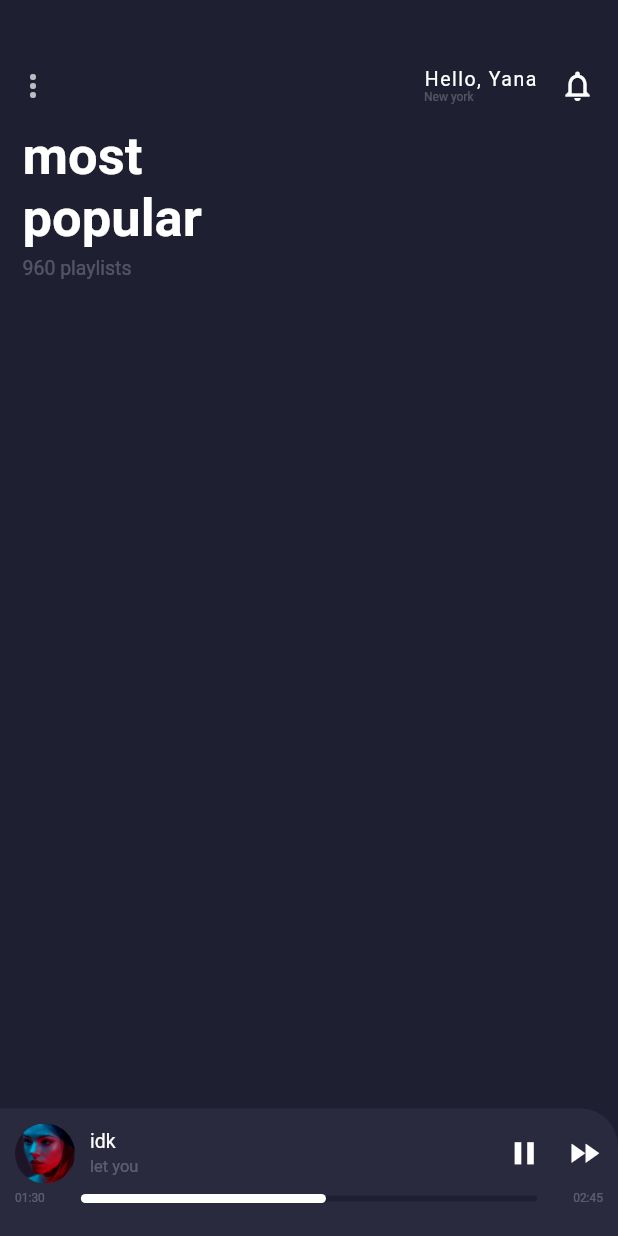
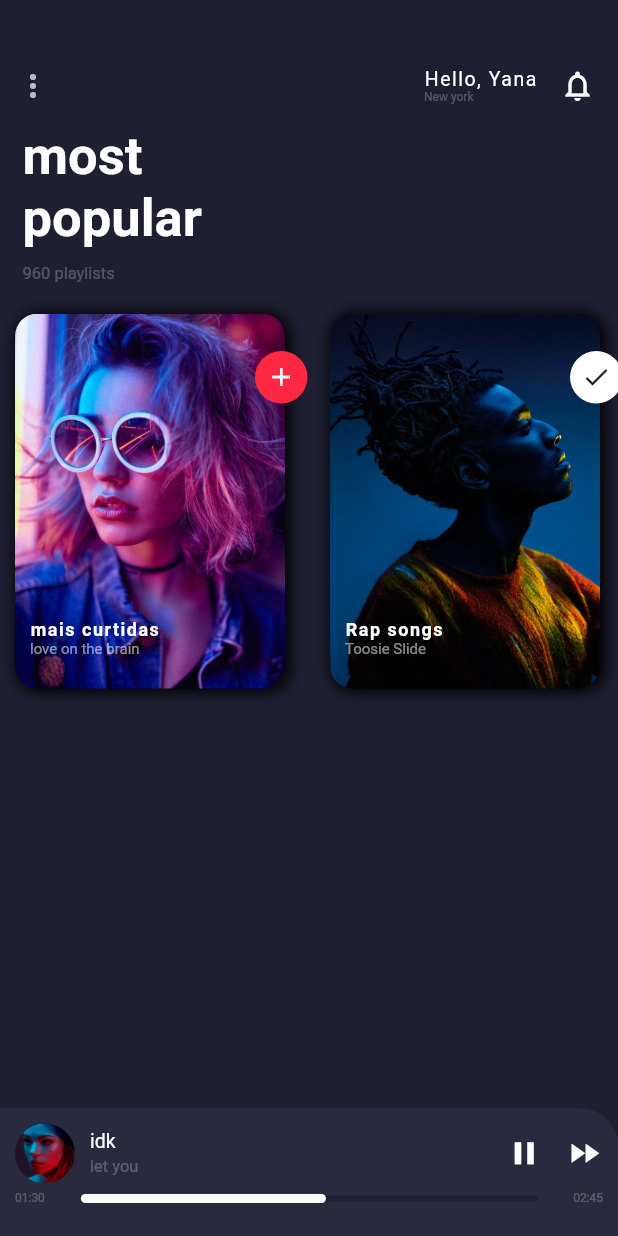
Before and after one commit to td-santos/Flutter_UI_Projects, a Flutter app: the screen it shows after launch, on a phone screen of 412 x 824 dp. Run offline on Flutter 3.47's test engine with Material 2 defaults, Android fonts, the phone set to English and light mode, and no system bars.

Commit message:
commit playlist
adicionado:
- model
- listaModel
- widget Listagem
- card playlist
- imagens

```diff
--- /dev/null
+++ b/music_app/lib/components/cardPlayList.dart
@@ -0,0 +1,107 @@
+import 'dart:ui';
+
+import 'package:flutter/material.dart';
+import 'package:music_app/model/PlayListModel.dart';
+
+class CardPlayList extends StatefulWidget {
+  final PlayListModel plm;
+
+  const CardPlayList({Key key, this.plm}) : super(key: key);
+
+  @override
+  _CardPlayListState createState() => _CardPlayListState();
+}
+
+class _CardPlayListState extends State<CardPlayList> {
+
+  bool added ;
+
+  @override
+  void initState() {
+    // TODO: implement initState
+    super.initState();
+    added = widget.plm.added;
+  }
+
+  @override
+  Widget build(BuildContext context) {
+
+    return Padding(
+      padding: EdgeInsets.only(left: 10,bottom: 10,top: 10),
+      child: Container(
+        //color: Colors.white,
+        //height: 100,
+        width: 200,
+        child: Stack(
+          children: <Widget>[
+            Container(
+              decoration: BoxDecoration(
+                  borderRadius: BorderRadius.circular(15),
+                  boxShadow: [
+                      BoxShadow(
+                        //color: Colors.pink.withAlpha(50),
+                        offset: Offset(2, 1),
+                        blurRadius: 8,
+                        spreadRadius: 1
+                      )
+                    ]
+                  ),
+              child: ClipRRect(
+                borderRadius: BorderRadius.circular(15),
+                child: Image.asset(
+                  widget.plm.urlImage,
+                  fit: BoxFit.cover,
+                  width: 180,
+                  height: 260,
+                ),
+              ),
+            ),
+
+            Positioned(
+              top: 25,
+              right: 5,
+              child: GestureDetector(
+                onTap: () {
+                  setState(() {
+                    added = !added;
+                  });
+                },
+                child: Container(
+                  height: 35,
+                  width: 35,
+                  decoration: BoxDecoration(
+                    color: added != true ? Color(0xffFF2842) : Colors.white,
+                    borderRadius: BorderRadius.circular(50),
+
+
+                  ),
+
+                  child: Center(
+                    child: Icon(added != true ?Icons.add : Icons.check,color:added != true ?Colors.white : Color(0xff1E1F31),size: 20,),
+                  ),
+                ),
+              )
+            ),
+            Positioned(
+                bottom: 20,
+                left: 10,
+                right: 0,
+                child: Column(
+                  crossAxisAlignment: CrossAxisAlignment.start,
+                  children: <Widget>[
+                    Text(
+                      widget.plm.playListName,
+                      style: TextStyle(color: Colors.white, fontSize: 12,fontWeight: FontWeight.bold, letterSpacing: 1),
+                    ),
+                    Text(
+                      widget.plm.songCapa,
+                      style: TextStyle(color: Colors.white54, fontSize: 10),
+                    )
+                  ],
+                ))
+          ],
+        ),
+      ),
+    );
+  }
+}
--- /dev/null
+++ b/music_app/lib/model/PlayListModel.dart
@@ -0,0 +1,53 @@
+class PlayListModel{
+
+  String playListName;
+  String songCapa;
+  String urlImage;
+  bool added;
+
+  PlayListModel(this.playListName,this.songCapa,this.urlImage,this.added);
+}
+
+var listaPlaylist =[
+
+  PlayListModel(
+    "mais curtidas",
+    "love on the brain",
+    "assets/capa_4.jpg",
+    false
+  ),
+
+
+  PlayListModel(
+    "Rap songs",
+    "Toosie Slide",
+    "assets/capa_6.jpg",
+    true
+  ),
+  PlayListModel(
+    "melhores da semana",
+    "like it doesn't hurt",
+    "assets/capa_5.jpg",
+    false
+  ),
+  PlayListModel(
+    "recomendadas",
+    "love on the brain",
+    "assets/capa_3.jpeg",
+    true
+  ),
+
+
+  PlayListModel(
+    "old school",
+    "the kids aren't Alright",
+    "assets/capa_1.jpeg",
+    false
+  ),
+  PlayListModel(
+    "folk musics",
+    "Slavic Lands",
+    "assets/capa_7.jpg",
+    false
+  ),
+];
--- a/music_app/lib/screens/Home.dart
+++ b/music_app/lib/screens/Home.dart
@@ -1,4 +1,6 @@
 import 'package:flutter/material.dart';
+import 'package:music_app/components/cardPlayList.dart';
+import 'package:music_app/model/PlayListModel.dart';
 
 class Home extends StatefulWidget {
   @override
@@ -26,6 +28,7 @@ class _HomeState extends State<Home> {
                 children: <Widget>[
                   _appBar(),
                   _mostPopular(),
+                  _listagemPlayList(),
                 ],
               )),
             Positioned(bottom: 0, left: 0, right: 0, child: _bottomPlayer())
@@ -34,6 +37,22 @@ class _HomeState extends State<Home> {
       ),
     );
   }
+
+  Widget _listagemPlayList(){
+    return SizedBox(
+      height: 270,
+        child: ListView.builder(
+          scrollDirection: Axis.horizontal,
+          itemCount: listaPlaylist.length,
+          itemBuilder: (context,index){
+            return CardPlayList(
+              plm: listaPlaylist[index],
+            );
+          }
+        ),
+    );
+  }
+
   Widget _mostPopular(){
     return Column(
       children: <Widget>[
@@ -51,17 +70,20 @@ class _HomeState extends State<Home> {
                 fontSize: 35,
                 fontWeight: FontWeight.bold
               ),),
-              SizedBox(height: 5,),
+              SizedBox(height: 10,),
               Text("960 playlists",style: TextStyle(
                 color: Colors.white24,
-                fontSize: 13
-              ),)
+                fontSize: 11
+              ),),
+              SizedBox(height: 10,),
+
             ],
           ),
         )
       ],
     );
   }
+
   Widget _appBar(){
     return Container(
       padding: EdgeInsets.only(left: 10,right: 10,top: 15),
```
Also changed, not shown: music_app/pubspec.yaml (+7 -0 lines), music_app/assets/capa_1.jpeg (added), music_app/assets/capa_2.jpeg (added), music_app/assets/capa_3.jpeg (added), music_app/assets/capa_4.jpg (added), music_app/assets/capa_5.jpg (added), music_app/assets/capa_6.jpg (added), music_app/assets/capa_7.jpg (added).
